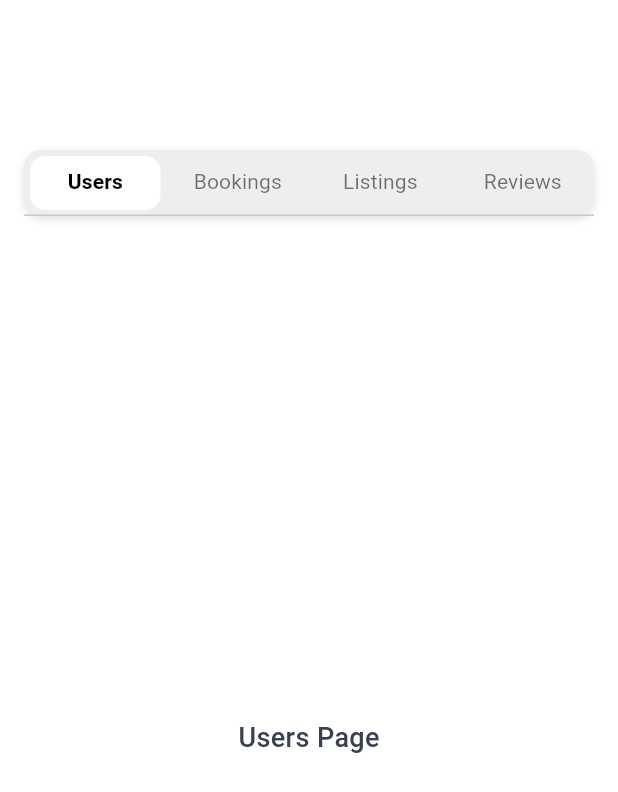
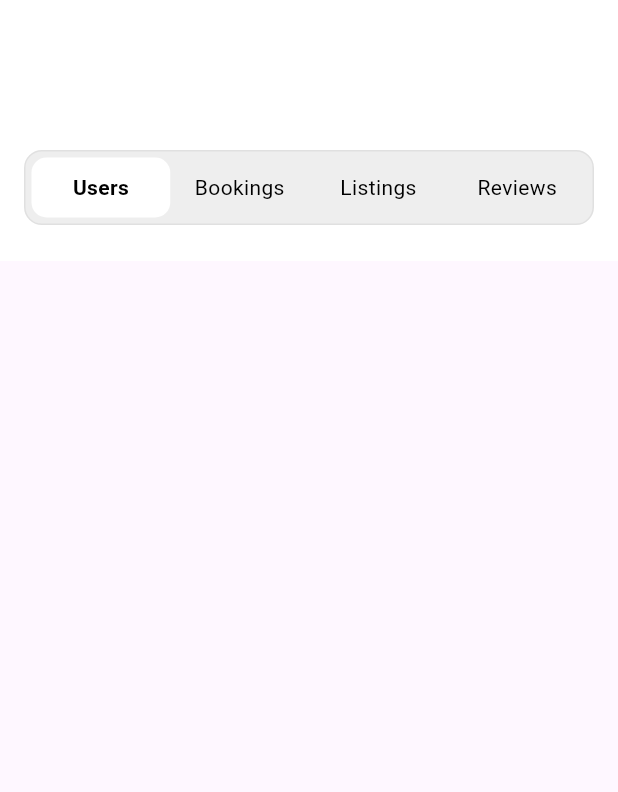
Before and after one commit to MTS-Services/Batteryqk_web-version-App-, a Flutter app: the screen it shows after launch, on a phone screen of 412 x 824 dp. Shown: the top 792 px of the screen. Run offline on Flutter 3.47's test engine with Material 3 defaults, Android fonts, the phone set to English and light mode, and no system bars; our stand-ins replace dropdown_button2, font_awesome_flutter, google_fonts, pin_code_fields.

Commit message:
updated adminpanel

```diff
--- a/lib/features/admin/admin_panel.dart
+++ b/lib/features/admin/admin_panel.dart
@@ -1,3 +1,7 @@
+import 'package:batteryqk_web_app/features/admin/bookings_tab.dart';
+import 'package:batteryqk_web_app/features/admin/listings_tab.dart';
+import 'package:batteryqk_web_app/features/admin/reviews_tab.dart';
+import 'package:batteryqk_web_app/features/admin/users_tab.dart';
 import 'package:flutter/material.dart';
 
 class AdminPanel extends StatefulWidget {
@@ -7,89 +11,73 @@ class AdminPanel extends StatefulWidget {
   State<AdminPanel> createState() => _AdminPanelState();
 }
 
-class _AdminPanelState extends State<AdminPanel>
-    with SingleTickerProviderStateMixin {
-  late TabController _tabController;
+class _AdminPanelState extends State<AdminPanel> {
+  final List<Widget> tabs = [
+    const UsersTab(),
+    const BookingsTab(),
+    const ListingsTab(),
+    const ReviewsTab(),
+  ];
 
-  final List<String> tabs = ['Users', 'Bookings', 'Listings', 'Reviews'];
-
-  @override
-  void initState() {
-    super.initState();
-    _tabController = TabController(length: tabs.length, vsync: this);
-  }
-
-  @override
-  void dispose() {
-    _tabController.dispose();
-    super.dispose();
-  }
-
+  final List<String> labels = ['Users', 'Bookings', 'Listings', 'Reviews'];
+  int selectedIndex = 0;
 
   @override
   Widget build(BuildContext context) {
     return Scaffold(
       backgroundColor: Colors.white,
-      body: Center(
-        child: ConstrainedBox(
-          constraints: BoxConstraints(maxWidth: 600),
-          child: Column(
+      body: Column(
         children: [
           const SizedBox(height: 100),
+
+          /// ✅ Custom tab pill container
           Container(
+            padding: const EdgeInsets.all(4),
             margin: const EdgeInsets.symmetric(horizontal: 16),
-                height: 44,
             decoration: BoxDecoration(
               color: Colors.grey.shade200,
               borderRadius: BorderRadius.circular(12),
-                  boxShadow: [
-                    BoxShadow(
-                      color: Colors.black12,
-                      blurRadius: 4,
-                      offset: Offset(0, 2),
+              border: Border.all(color: Colors.grey.shade300),
             ),
-                  ],
-                ),
-                child: TabBar(
-                  controller: _tabController,
-                  labelColor: Colors.black,
-                  unselectedLabelColor: Colors.black54,
-                  labelStyle: const TextStyle(
-                    fontWeight: FontWeight.bold,
-                    fontSize: 14,
-                  ),
-                  unselectedLabelStyle: const TextStyle(
-                    fontWeight: FontWeight.normal,
-                    fontSize: 14,
-                  ),
-                  indicator: BoxDecoration(
-                    color: Colors.white,
+            child: Row(
+              children: List.generate(labels.length, (index) {
+                final isSelected = selectedIndex == index;
+                return Expanded(
+                  child: GestureDetector(
+                    onTap: () => setState(() => selectedIndex = index),
+                    child: AnimatedContainer(
+                      duration: const Duration(milliseconds: 200),
+                      padding: const EdgeInsets.symmetric(vertical: 10),
+                      decoration: BoxDecoration(
+                        color: isSelected ? Colors.white : Colors.transparent,
                         borderRadius: BorderRadius.circular(10),
                       ),
-                  indicatorSize: TabBarIndicatorSize.tab,
-                  indicatorPadding: const EdgeInsets.symmetric(horizontal: 4, vertical: 4),
-                  tabs: tabs.map((title) => Tab(child: Text(title))).toList(),
-                ),
-
-              ),
-              const SizedBox(height: 16),
-              Expanded(
-                child: TabBarView(
-                  controller: _tabController,
-                  children: tabs.map((tabTitle) {
-                    return Center(
+                      child: Center(
                         child: Text(
-                        "$tabTitle Page",
-                        style: const TextStyle(fontSize: 18),
-                      ),
-                    );
-                  }).toList(),
+                          labels[index],
+                          style: TextStyle(
+                            fontSize: 14,
+                            fontWeight:
+                            isSelected ? FontWeight.w600 : FontWeight.w400,
+                            color: Colors.black,
                           ),
                         ),
-            ],
                       ),
                     ),
                   ),
                 );
+              }),
+            ),
+          ),
+
+          const SizedBox(height: 24),
+
+          /// ✅ Tab content view
+          Expanded(
+            child: tabs[selectedIndex], // 👈 Load actual widget
+          ),
+        ],
+      ),
+    );
   }
 }
--- /dev/null
+++ b/lib/features/admin/bookings_tab.dart
@@ -0,0 +1,21 @@
+import 'package:flutter/material.dart';
+
+class BookingsTab extends StatefulWidget {
+  const BookingsTab({super.key});
+
+  @override
+  State<BookingsTab> createState() => _BookingsTabState();
+}
+
+class _BookingsTabState extends State<BookingsTab> {
+  @override
+  Widget build(BuildContext context) {
+    return Scaffold(
+      body: Column(
+        children: [
+
+        ],
+      ),
+    );
+  }
+}
--- /dev/null
+++ b/lib/features/admin/listings_tab.dart
@@ -0,0 +1,15 @@
+import 'package:flutter/material.dart';
+
+class ListingsTab extends StatefulWidget {
+  const ListingsTab({super.key});
+
+  @override
+  State<ListingsTab> createState() => _ListingsTabState();
+}
+
+class _ListingsTabState extends State<ListingsTab> {
+  @override
+  Widget build(BuildContext context) {
+    return Scaffold();
+  }
+}
--- /dev/null
+++ b/lib/features/admin/reviews_tab.dart
@@ -0,0 +1,17 @@
+import 'package:flutter/material.dart';
+
+class ReviewsTab extends StatefulWidget {
+  const ReviewsTab({super.key});
+
+  @override
+  State<ReviewsTab> createState() => _ReviewsTabState();
+}
+
+class _ReviewsTabState extends State<ReviewsTab> {
+  @override
+  Widget build(BuildContext context) {
+    return Scaffold(
+
+    );
+  }
+}
--- /dev/null
+++ b/lib/features/admin/users_tab.dart
@@ -0,0 +1,15 @@
+import 'package:flutter/material.dart';
+
+class UsersTab extends StatefulWidget {
+  const UsersTab({super.key});
+
+  @override
+  State<UsersTab> createState() => _UsersTabState();
+}
+
+class _UsersTabState extends State<UsersTab> {
+  @override
+  Widget build(BuildContext context) {
+    return Scaffold();
+  }
+}
```
Lines whose indentation alone changed are shown as unchanged.
